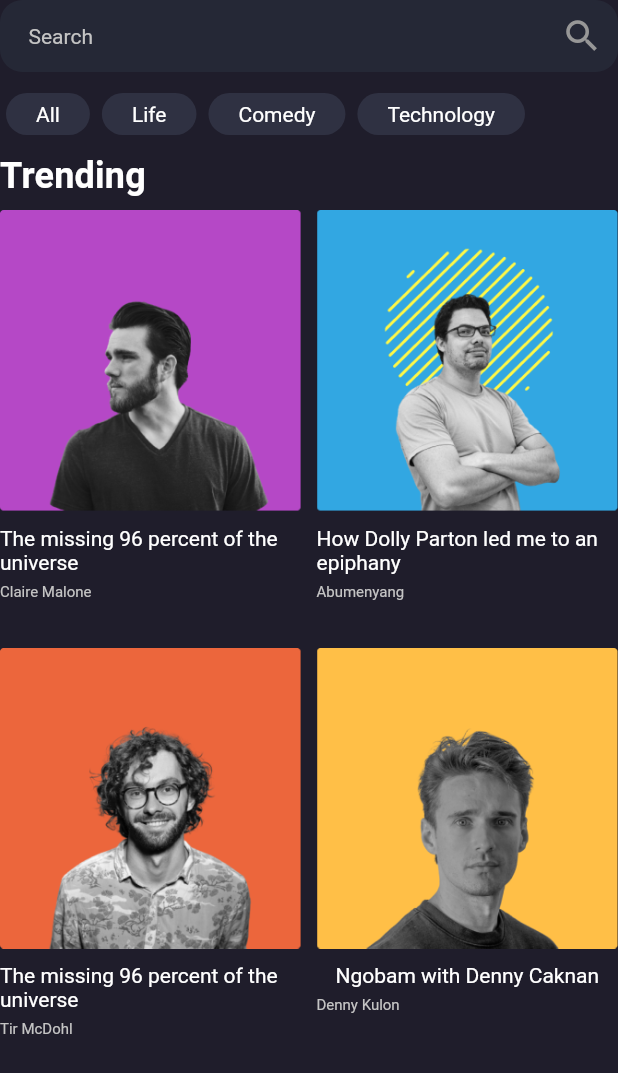
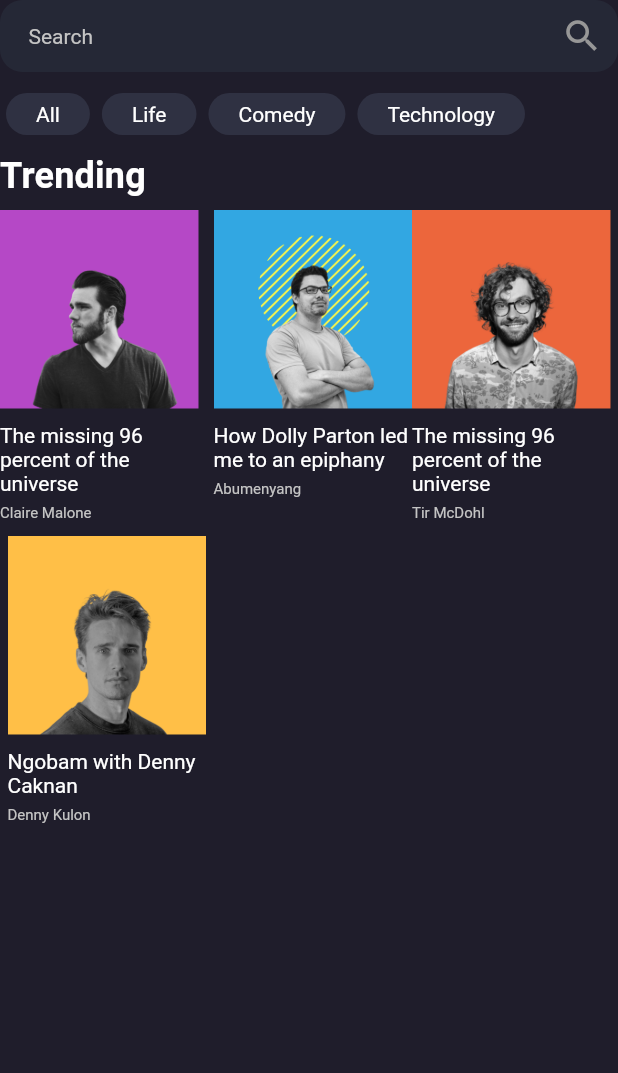
Before and after one commit to Keremovsky/piton_tech_project, a Flutter app: the DiscoverView widget shown alone on an empty page, opened directly, on a phone screen of 412 x 824 dp. Shown: the top 1073 px of the screen. Run offline on Flutter 3.47's test engine with Material 3 defaults, Android fonts, the light colour scheme and no system bars; our stand-ins replace flutter_riverpod, go_router, google_fonts, just_audio, responsive_grid, shared_preferences and 1 more; accounts and stored records are empty.

Commit message:
implement responsive UI

```diff
--- a/lib/features/audio/screens/music_screen.dart
+++ b/lib/features/audio/screens/music_screen.dart
@@ -2,6 +2,7 @@ import 'package:flutter/material.dart';
 import 'package:flutter_riverpod/flutter_riverpod.dart';
 import 'package:go_router/go_router.dart';
 import 'package:piton_tech_project/core/utils.dart';
+import 'package:piton_tech_project/core/utils/image_demonstrator.dart';
 import 'package:piton_tech_project/features/audio/audio_service/audio_service.dart';
 import 'package:piton_tech_project/features/audio/widgets/audio_progress_bar.dart';
 import 'package:piton_tech_project/features/audio/widgets/music_box.dart';
@@ -62,7 +63,9 @@ class _MusicScreenState extends ConsumerState<MusicScreen> {
                   }
 
                   return MusicBox(
-                    image: Image.asset(currentMusic.image),
+                    image: ImageDemonstrator(
+                      imageProvider: AssetImage(currentMusic.image),
+                    ),
                     titleText: currentMusic.title,
                     titleStyle: Theme.of(context)
                         .textTheme
--- a/lib/features/audio/widgets/music_box.dart
+++ b/lib/features/audio/widgets/music_box.dart
@@ -1,4 +1,5 @@
 import 'package:flutter/material.dart';
+import 'package:piton_tech_project/core/utils/image_demonstrator.dart';
 
 class MusicBox extends StatelessWidget {
   /// A widget that shows title, description and photo of music.
@@ -53,7 +54,7 @@ class MusicBox extends StatelessWidget {
   final BorderRadius? borderRadius;
   final EdgeInsets? padding;
   final EdgeInsets? innerPadding;
-  final Image image;
+  final ImageDemonstrator image;
   final String titleText;
   final TextStyle? titleStyle;
   final String descriptionText;
@@ -61,6 +62,7 @@ class MusicBox extends StatelessWidget {
 
   @override
   Widget build(BuildContext context) {
+    final width = MediaQuery.of(context).size.width;
     return GestureDetector(
       onTap: onTap,
       child: Container(
@@ -76,7 +78,13 @@ class MusicBox extends StatelessWidget {
               style: titleStyle ?? Theme.of(context).textTheme.displayMedium,
             ),
             const SizedBox(height: 5),
-            Row(
+            width > 600
+                ? Text(
+                    descriptionText,
+                    style: descriptionStyle ??
+                        Theme.of(context).textTheme.displaySmall,
+                  )
+                : Row(
                     children: [
                       Text(
                         descriptionText,
--- a/lib/features/home/widgets/views/discover_view.dart
+++ b/lib/features/home/widgets/views/discover_view.dart
@@ -4,11 +4,13 @@ import 'package:go_router/go_router.dart';
 import 'package:piton_tech_project/core/constants/data_constants.dart';
 import 'package:piton_tech_project/core/constants/router_constants.dart';
 import 'package:piton_tech_project/core/utils/custom_button.dart';
+import 'package:piton_tech_project/core/utils/image_demonstrator.dart';
 import 'package:piton_tech_project/features/audio/audio_service/audio_service.dart';
 import 'package:piton_tech_project/features/audio/widgets/music_box.dart';
 import 'package:piton_tech_project/models/music_model.dart';
 import 'package:piton_tech_project/themes/palette.dart';
 import 'package:piton_tech_project/themes/theme_constants.dart';
+import 'package:responsive_grid/responsive_grid.dart';
 
 class DiscoverView extends ConsumerStatefulWidget {
   const DiscoverView({super.key});
@@ -23,6 +25,39 @@ class _DiscoverScreenState extends ConsumerState<DiscoverView> {
 
   final List<String> _categories = DataConstants().categories;
   final List<MusicModel> _musics = DataConstants().musicData;
+  final List<MusicBox> _musicBoxes = [];
+
+  void _createMusicBoxes() {
+    for (var i = 0; i < _musics.length; i++) {
+      _musicBoxes.add(
+        MusicBox(
+          onTap: () async {
+            await ref.read(audioServiceProvider.notifier).updateAudio(
+                  _musics,
+                  i,
+                );
+            if (mounted) {
+              context.pushNamed(RouterConstants.musicScreenName);
+            }
+          },
+          padding: i % 2 == 0
+              ? const EdgeInsets.only(right: 5, bottom: 10)
+              : const EdgeInsets.only(left: 5, bottom: 10),
+          titleText: _musics[i].title,
+          descriptionText: _musics[i].artist,
+          image: ImageDemonstrator(
+            imageProvider: AssetImage(_musics[i].image),
+          ),
+        ),
+      );
+    }
+  }
+
+  @override
+  void initState() {
+    _createMusicBoxes();
+    super.initState();
+  }
 
   @override
   void dispose() {
@@ -32,6 +67,8 @@ class _DiscoverScreenState extends ConsumerState<DiscoverView> {
 
   @override
   Widget build(BuildContext context) {
+    final width = MediaQuery.of(context).size.width;
+
     return Column(
       children: [
         TextField(
@@ -86,33 +123,9 @@ class _DiscoverScreenState extends ConsumerState<DiscoverView> {
         ),
         const SizedBox(height: 5),
         Expanded(
-          child: GridView.builder(
-            gridDelegate: const SliverGridDelegateWithFixedCrossAxisCount(
-              crossAxisCount: 2,
-              crossAxisSpacing: 10,
-              mainAxisSpacing: 10,
-              childAspectRatio: 1 / 1.4,
-            ),
-            itemCount: _musics.length,
-            itemBuilder: (BuildContext context, int index) {
-              return MusicBox(
-                onTap: () async {
-                  await ref.read(audioServiceProvider.notifier).updateAudio(
-                        _musics,
-                        index,
-                      );
-                  if (mounted) {
-                    context.pushNamed(RouterConstants.musicScreenName);
-                  }
-                },
-                image: Image.asset(
-                  _musics[index].image,
-                  fit: BoxFit.cover,
-                ),
-                titleText: _musics[index].title,
-                descriptionText: _musics[index].artist,
-              );
-            },
+          child: ResponsiveGridList(
+            desiredItemWidth: width / 3,
+            children: _musicBoxes,
           ),
         ),
       ],
--- a/lib/main.dart
+++ b/lib/main.dart
@@ -88,4 +88,5 @@ final ThemeData _theme = ThemeData(
   iconTheme: const IconThemeData(
     color: Palette.fullWhite,
     size: 26,
-    ));
+  ),
+);
--- a/lib/responsive_layout.dart
+++ b/lib/responsive_layout.dart
@@ -14,7 +14,7 @@ class ResponsiveLayout extends StatelessWidget {
   Widget build(BuildContext context) {
     return LayoutBuilder(
       builder: (context, constraints) {
-        if (constraints.maxWidth > 600) {
+        if (constraints.maxWidth > 1000) {
           return desktopBody;
         } else {
           return mobileBody;
--- a/pubspec.yaml
+++ b/pubspec.yaml
@@ -42,6 +42,7 @@ dependencies:
   just_audio_windows: ^0.2.0
   just_audio_mpv: ^0.1.7
   smooth_page_indicator: ^1.1.0
+  responsive_grid: ^2.4.4
 
 dev_dependencies:
   flutter_test:
```
Also changed, not shown: lib/features/home/screens/desktop_home_screen.dart (added, +97 -0 lines), lib/features/home/screens/mobile_home_screen.dart (renamed from lib/features/home/screens/home_screen.dart, +16 -5 lines), lib/features/home/widgets/custom_drawer.dart (+15 -8 lines), lib/router.dart (+7 -2 lines), assets/images/album0.png, assets/images/album1.png, assets/images/album2.png, assets/images/album3.png, pubspec.lock. Lines whose indentation alone changed are shown as unchanged.
